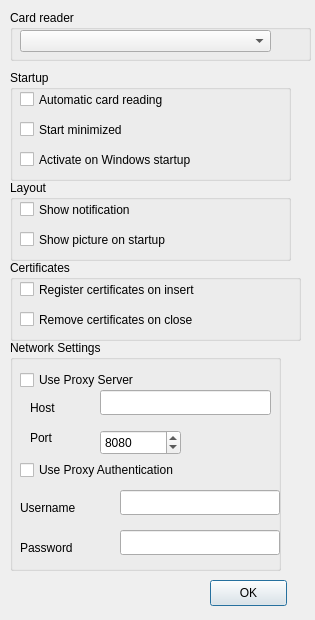
amagovpt/autenticacao.gov, file pteid-mw-pt/_src/eidmw/eidgui/dlgOptions.ui: the form before one commit.
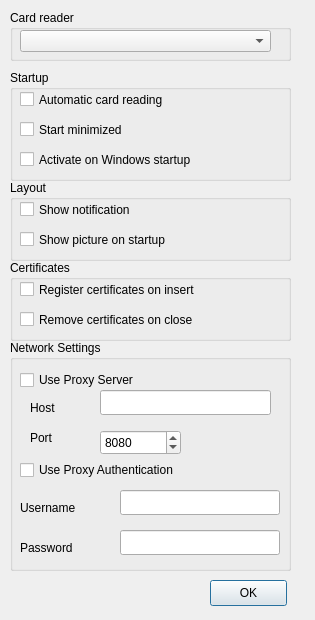
The form after the commit.

Commit message: Align Option Groups in DialogOptions

The edit to the form file:
```diff
--- a/pteid-mw-pt/_src/eidmw/eidgui/dlgOptions.ui
+++ b/pteid-mw-pt/_src/eidmw/eidgui/dlgOptions.ui
@@ -94,7 +94,7 @@
     <rect>
      <x>10</x>
      <y>260</y>
-     <width>291</width>
+     <width>281</width>
      <height>81</height>
     </rect>
    </property>
@@ -175,7 +175,7 @@
     <rect>
      <x>10</x>
      <y>10</y>
-     <width>301</width>
+     <width>281</width>
      <height>51</height>
     </rect>
    </property>
@@ -211,7 +211,7 @@
     <rect>
      <x>10</x>
      <y>340</y>
-     <width>271</width>
+     <width>281</width>
      <height>231</height>
     </rect>
    </property>
```
